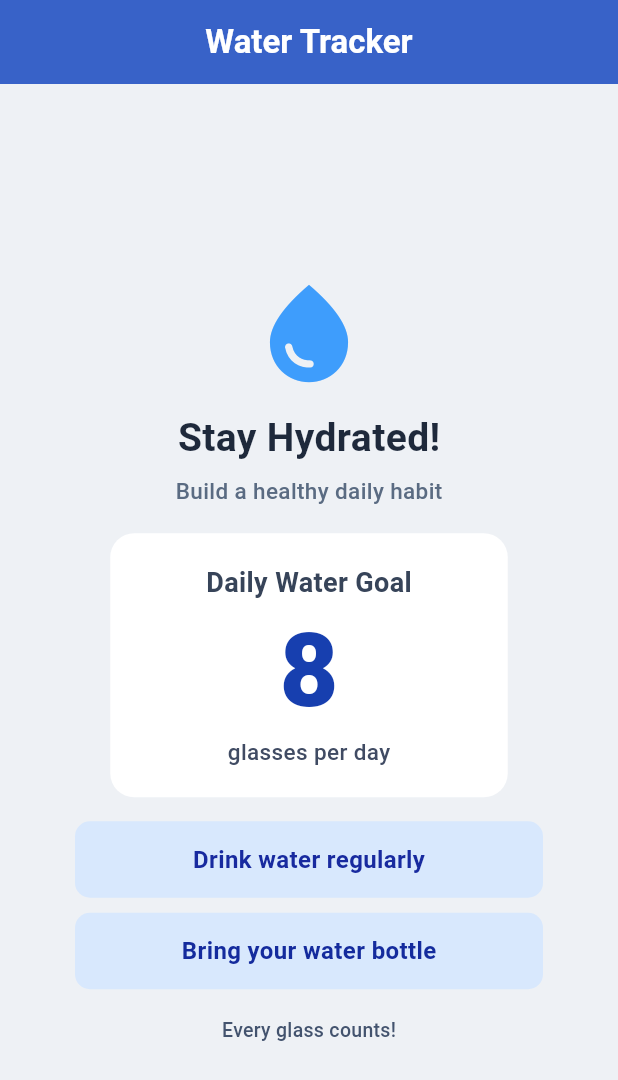
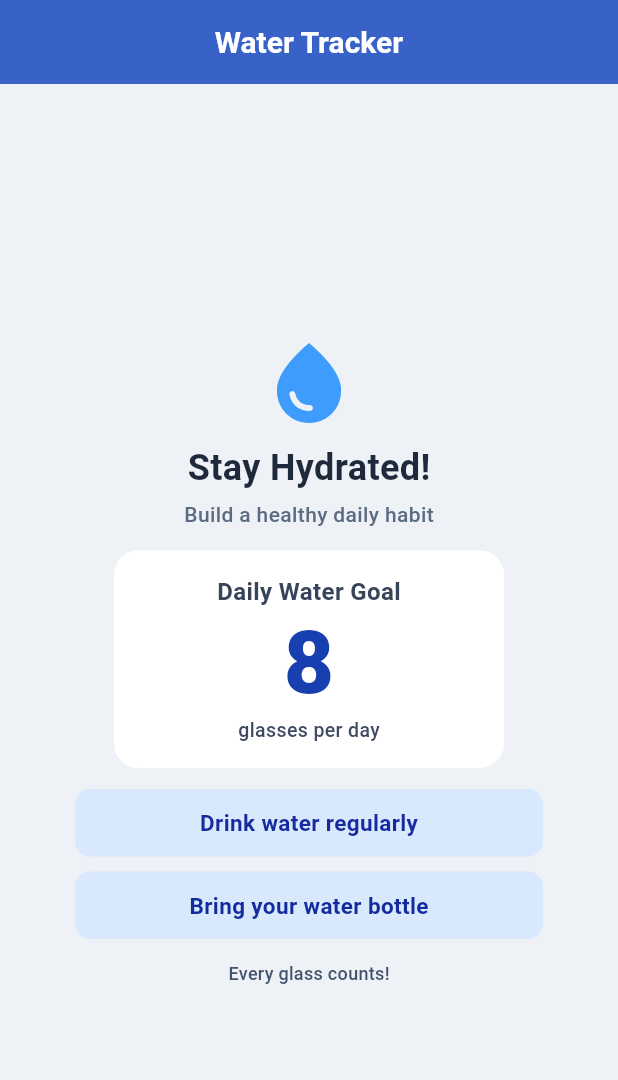
Before and after one commit to kimjohn02/Design_Tracing, a Flutter app: the screen it shows after launch, on a phone screen of 412 x 824 dp. Shown: the top 1080 px of the screen. Run offline on Flutter 3.47's test engine with Material 3 defaults, Android fonts, the phone set to English and light mode, and no system bars.

Commit message:
Fix RenderFlex overflow by wrapping with SingleChildScrollView and tightening vertical paddings

```diff
--- a/lib/main.dart
+++ b/lib/main.dart
@@ -30,7 +30,7 @@ class WaterTrackerScreen extends StatelessWidget {
           style: TextStyle(
             color: Colors.white,
             fontWeight: FontWeight.bold,
-            fontSize: 22,
+            fontSize: 20,
           ),
         ),
         backgroundColor: const Color(0xFF3862C8),
@@ -38,9 +38,10 @@ class WaterTrackerScreen extends StatelessWidget {
         elevation: 0,
       ),
       body: Center(
+        child: SingleChildScrollView(
           child: Container(
             constraints: const BoxConstraints(maxWidth: 360),
-          padding: const EdgeInsets.symmetric(horizontal: 24.0, vertical: 16.0),
+            padding: const EdgeInsets.symmetric(horizontal: 24.0, vertical: 12.0),
             child: Column(
               mainAxisAlignment: MainAxisAlignment.center,
               crossAxisAlignment: CrossAxisAlignment.center,
@@ -48,39 +49,39 @@ class WaterTrackerScreen extends StatelessWidget {
                 // Water drop icon
                 const Icon(
                   Icons.water_drop,
-                size: 78,
+                  size: 64,
                   color: Color(0xFF3E9DFC),
                 ),
-              const SizedBox(height: 12),
+                const SizedBox(height: 8),
 
                 // Title
                 const Text(
                   'Stay Hydrated!',
                   style: TextStyle(
-                  fontSize: 26,
+                    fontSize: 24,
                     fontWeight: FontWeight.bold,
                     color: Color(0xFF1E293B),
                   ),
                 ),
-              const SizedBox(height: 6),
+                const SizedBox(height: 4),
 
                 // Subtitle
                 const Text(
                   'Build a healthy daily habit',
                   style: TextStyle(
-                  fontSize: 15,
+                    fontSize: 14,
                     fontWeight: FontWeight.w500,
                     color: Color(0xFF5A6B82),
                   ),
                 ),
-              const SizedBox(height: 18),
+                const SizedBox(height: 14),
 
                 // Daily Water Goal Card
                 Container(
-                width: 265,
+                  width: 260,
                   padding: const EdgeInsets.symmetric(
-                  vertical: 20.0,
-                  horizontal: 20.0,
+                    vertical: 16.0,
+                    horizontal: 16.0,
                   ),
                   decoration: BoxDecoration(
                     color: Colors.white,
@@ -92,26 +93,26 @@ class WaterTrackerScreen extends StatelessWidget {
                       Text(
                         'Daily Water Goal',
                         style: TextStyle(
-                        fontSize: 18,
+                          fontSize: 16,
                           fontWeight: FontWeight.bold,
                           color: Color(0xFF374459),
                         ),
                       ),
-                    SizedBox(height: 8),
+                      SizedBox(height: 6),
                       Text(
                         '8',
                         style: TextStyle(
-                        fontSize: 68,
+                          fontSize: 58,
                           fontWeight: FontWeight.w800,
                           color: Color(0xFF173FAF),
-                        height: 1.1,
+                          height: 1.05,
                         ),
                       ),
-                    SizedBox(height: 6),
+                      SizedBox(height: 4),
                       Text(
                         'glasses per day',
                         style: TextStyle(
-                        fontSize: 15,
+                          fontSize: 13,
                           fontWeight: FontWeight.w500,
                           color: Color(0xFF404B63),
                         ),
@@ -119,12 +120,12 @@ class WaterTrackerScreen extends StatelessWidget {
                     ],
                   ),
                 ),
-              const SizedBox(height: 16),
+                const SizedBox(height: 14),
 
                 // Tip Container 1: Drink water regularly
                 Container(
                   width: double.infinity,
-                padding: const EdgeInsets.symmetric(vertical: 14.0),
+                  padding: const EdgeInsets.symmetric(vertical: 12.0),
                   decoration: BoxDecoration(
                     color: const Color(0xFFD8E8FD),
                     borderRadius: BorderRadius.circular(10.0),
@@ -133,7 +134,7 @@ class WaterTrackerScreen extends StatelessWidget {
                     child: Text(
                       'Drink water regularly',
                       style: TextStyle(
-                      fontSize: 16,
+                        fontSize: 15,
                         fontWeight: FontWeight.bold,
                         color: Color(0xFF182A9F),
                       ),
@@ -145,7 +146,7 @@ class WaterTrackerScreen extends StatelessWidget {
                 // Tip Container 2: Bring your water bottle
                 Container(
                   width: double.infinity,
-                padding: const EdgeInsets.symmetric(vertical: 14.0),
+                  padding: const EdgeInsets.symmetric(vertical: 12.0),
                   decoration: BoxDecoration(
                     color: const Color(0xFFD8E8FD),
                     borderRadius: BorderRadius.circular(10.0),
@@ -154,20 +155,20 @@ class WaterTrackerScreen extends StatelessWidget {
                     child: Text(
                       'Bring your water bottle',
                       style: TextStyle(
-                      fontSize: 16,
+                        fontSize: 15,
                         fontWeight: FontWeight.bold,
                         color: Color(0xFF142B9D),
                       ),
                     ),
                   ),
                 ),
-              const SizedBox(height: 18),
+                const SizedBox(height: 14),
 
                 // Footer text
                 const Text(
                   'Every glass counts!',
                   style: TextStyle(
-                  fontSize: 13,
+                    fontSize: 12,
                     fontWeight: FontWeight.w500,
                     color: Color(0xFF43536E),
                     letterSpacing: 0.2,
@@ -177,6 +178,7 @@ class WaterTrackerScreen extends StatelessWidget {
             ),
           ),
         ),
+      ),
     );
   }
 }
```
Lines whose indentation alone changed are shown as unchanged.
